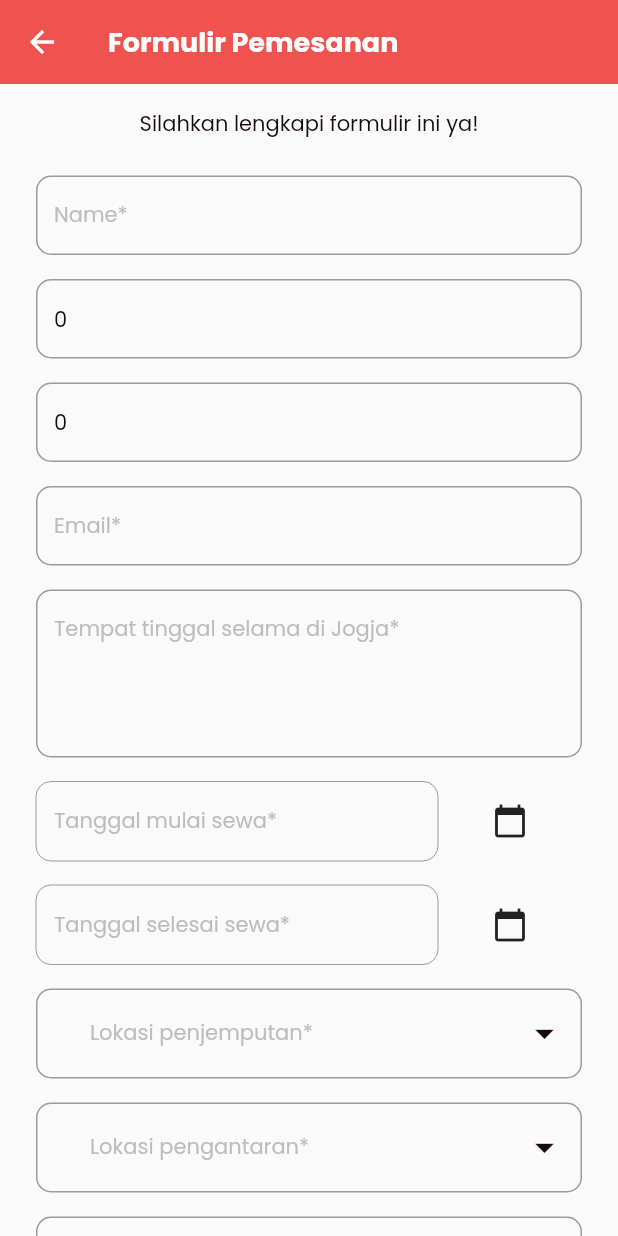
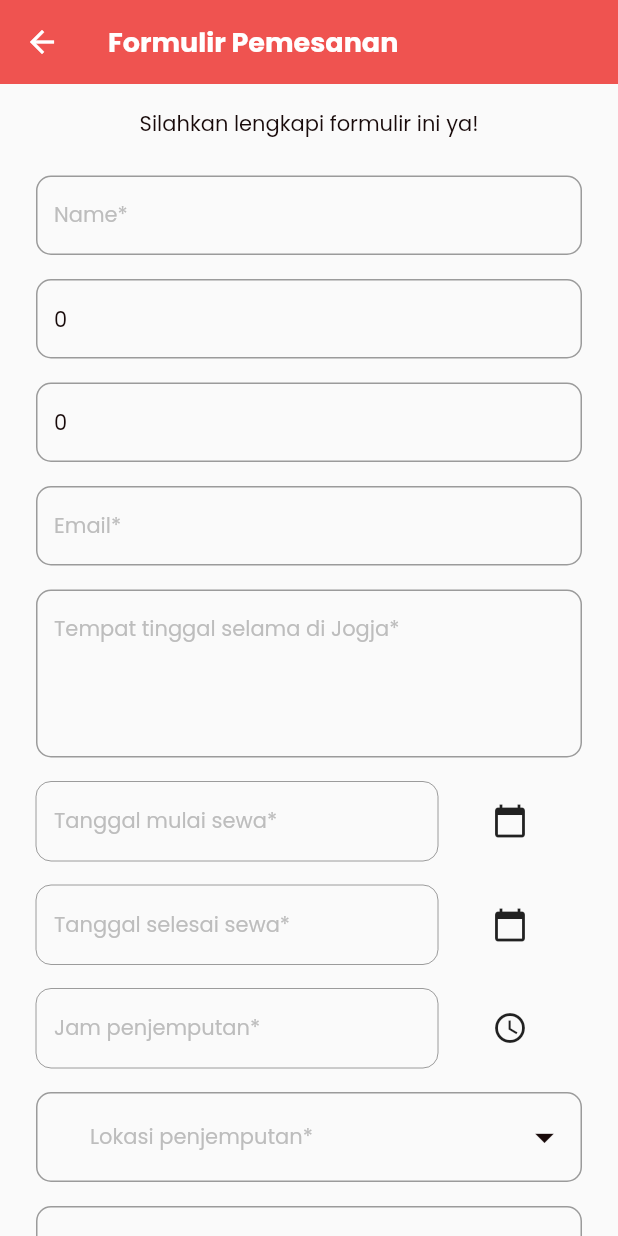
Before and after one commit to ahmadsufyan455/frentjogja, a Flutter app: the BookingForm screen opened directly with empty values, on a phone screen of 412 x 824 dp. Run offline on Flutter 3.47's test engine with Material 2 defaults, Android fonts, the phone set to English and light mode, and no system bars; our stand-ins replace cloud_firestore, dropdown_button2, firebase_auth, firebase_core, flutter_local_notifications, get and 3 more; accounts and stored records are empty.

Commit message:
booking: add start time picker

```diff
--- a/lib/models/booking.dart
+++ b/lib/models/booking.dart
@@ -7,6 +7,7 @@ class Booking {
   final String address;
   final String startDate;
   final String endDate;
+  final String startTime;
   final String pickUpLocation;
   final String deliveryLocation;
   final String? note;
@@ -26,6 +27,7 @@ class Booking {
     required this.address,
     required this.startDate,
     required this.endDate,
+    required this.startTime,
     required this.pickUpLocation,
     required this.deliveryLocation,
     this.note,
@@ -47,6 +49,7 @@ class Booking {
     data['address'] = address;
     data['startDate'] = startDate;
     data['endDate'] = endDate;
+    data['startTime'] = startTime;
     data['pickUpLocation'] = pickUpLocation;
     data['deliveryLocation'] = deliveryLocation;
     data['note'] = note;
--- a/lib/modules/dashboard/booking/booking_controller.dart
+++ b/lib/modules/dashboard/booking/booking_controller.dart
@@ -34,6 +34,7 @@ class BookingController extends GetxController {
               address: data['address'],
               startDate: data['startDate'],
               endDate: data['endDate'],
+              startTime: data['startTime'],
               pickUpLocation: data['pickUpLocation'],
               deliveryLocation: data['deliveryLocation'],
               motorType: data['motorType'],
--- a/lib/modules/form/booking_form.dart
+++ b/lib/modules/form/booking_form.dart
@@ -146,6 +146,24 @@ class BookingForm extends StatelessWidget {
                     ],
                   ),
                   const SizedBox(height: 16.0),
+                  Row(
+                    children: [
+                      Expanded(
+                        child: FormInput(
+                          hintText: 'Jam penjemputan*',
+                          isEnable: false,
+                          controller: controller.startTimeController,
+                        ),
+                      ),
+                      const SizedBox(width: 24.0),
+                      IconButton(
+                        onPressed: () => controller.selectStartTime(context),
+                        icon: const Icon(Icons.access_time),
+                      ),
+                      const SizedBox(width: 24.0),
+                    ],
+                  ),
+                  const SizedBox(height: 16.0),
                   const DropDownInputPickUp(),
                   controller.pickUpLocation.value == 'Lainnya'
                       ? Container(
@@ -207,6 +225,7 @@ class BookingForm extends StatelessWidget {
                           address: controller.addressController.text.trim(),
                           startDate: controller.startDateController.text.trim(),
                           endDate: controller.endDateController.text.trim(),
+                          startTime: controller.startTimeController.text.trim(),
                           pickUpLocation:
                               controller.pickUpLocation.value == 'Lainnya'
                                   ? controller.otherPickUpController.text
--- a/lib/modules/form/detail_form.dart
+++ b/lib/modules/form/detail_form.dart
@@ -173,6 +173,7 @@ class DetailForm extends StatelessWidget {
                       data[0]['booking'].address,
                       data[0]['booking'].startDate,
                       data[0]['booking'].endDate,
+                      data[0]['booking'].startTime,
                       data[0]['booking'].pickUpLocation,
                       data[0]['booking'].deliveryLocation,
                       data[0]['booking'].note,
@@ -191,6 +192,7 @@ class DetailForm extends StatelessWidget {
                       data[0]['booking'].address,
                       data[0]['booking'].startDate,
                       data[0]['booking'].endDate,
+                      data[0]['booking'].startTime,
                       data[0]['booking'].pickUpLocation,
                       data[0]['booking'].deliveryLocation,
                       data[0]['booking'].note,
```
Also changed, not shown: lib/modules/form/form_controller.dart (+25 -0 lines).
